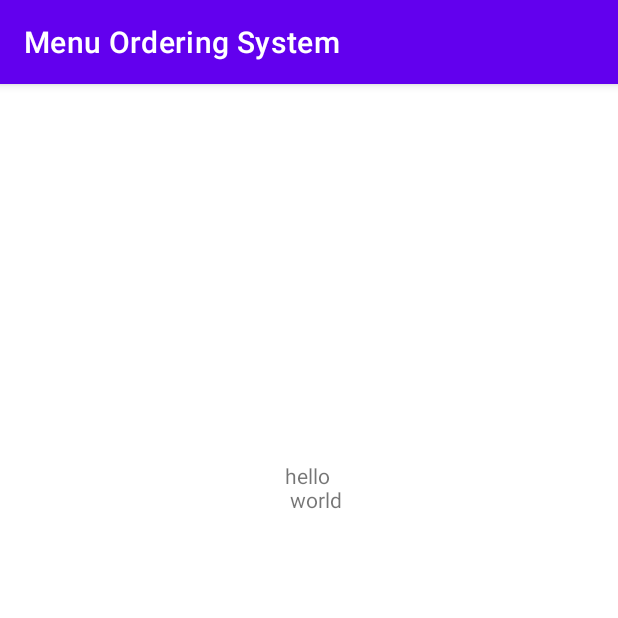
After one commit to matthewgraca/4080-capstone-project, an Android app: the ReceiptActivity screen opened directly, with no data from a screen before it, on a phone screen of 412 x 824 dp, the top half of it. The commit adds this screen. Run offline under Robolectric (Android 15) with nearby library versions, the phone set to English and light mode, and no system bars.

```diff
--- /dev/null
+++ b/MenuOrderingSystem/app/src/main/java/com/example/menuorderingsystem/ReceiptActivity.kt
@@ -0,0 +1,17 @@
+package com.example.menuorderingsystem
+
+import androidx.appcompat.app.AppCompatActivity
+import android.os.Bundle
+import android.widget.TextView
+
+class ReceiptActivity : AppCompatActivity() {
+    override fun onCreate(savedInstanceState: Bundle?) {
+        super.onCreate(savedInstanceState)
+        setContentView(R.layout.activity_receipt)
+
+        val receiptTextView: TextView = findViewById(R.id.receipt_textview)
+        // TODO:get order/receipt object?
+        val order = "hello\n world"
+        receiptTextView.text = order
+    }
+}
--- /dev/null
+++ b/MenuOrderingSystem/app/src/main/res/layout/activity_receipt.xml
@@ -0,0 +1,22 @@
+<?xml version="1.0" encoding="utf-8"?>
+<androidx.constraintlayout.widget.ConstraintLayout xmlns:android="http://schemas.android.com/apk/res/android"
+    xmlns:app="http://schemas.android.com/apk/res-auto"
+    xmlns:tools="http://schemas.android.com/tools"
+    android:layout_width="match_parent"
+    android:layout_height="match_parent"
+    tools:context=".ReceiptActivity">
+
+    <TextView
+        android:id="@+id/receipt_textview"
+        android:layout_width="wrap_content"
+        android:layout_height="wrap_content"
+        android:layout_marginStart="179dp"
+        android:layout_marginTop="241dp"
+        android:layout_marginEnd="174dp"
+        android:layout_marginBottom="471dp"
+        android:text="@string/receipt_textview"
+        app:layout_constraintBottom_toBottomOf="parent"
+        app:layout_constraintEnd_toEndOf="parent"
+        app:layout_constraintStart_toStartOf="parent"
+        app:layout_constraintTop_toTopOf="parent" />
+</androidx.constraintlayout.widget.ConstraintLayout>
--- a/MenuOrderingSystem/app/src/main/res/values/strings.xml
+++ b/MenuOrderingSystem/app/src/main/res/values/strings.xml
@@ -1,3 +1,8 @@
 <resources>
     <string name="app_name">Menu Ordering System</string>
+    <string name="receipt">Receipt</string>
+    <string name="paid">Paid</string>
+    <string name="order">Order</string>
+    <string name="update">Update</string>
+    <string name="receipt_textview">TextView</string>
 </resources>
```
Also changed, not shown: MenuOrderingSystem/app/src/main/AndroidManifest.xml (+7 -0 lines), MenuOrderingSystem/app/src/main/java/com/example/menuorderingsystem/MainActivity.kt (+7 -0 lines), MenuOrderingSystem/app/src/main/java/com/example/menuorderingsystem/OrderActivity.kt (added, +50 -0 lines), MenuOrderingSystem/app/src/main/res/layout/activity_main.xml (+0 -9 lines), MenuOrderingSystem/app/src/main/res/layout/activity_order.xml (added, +47 -0 lines).
